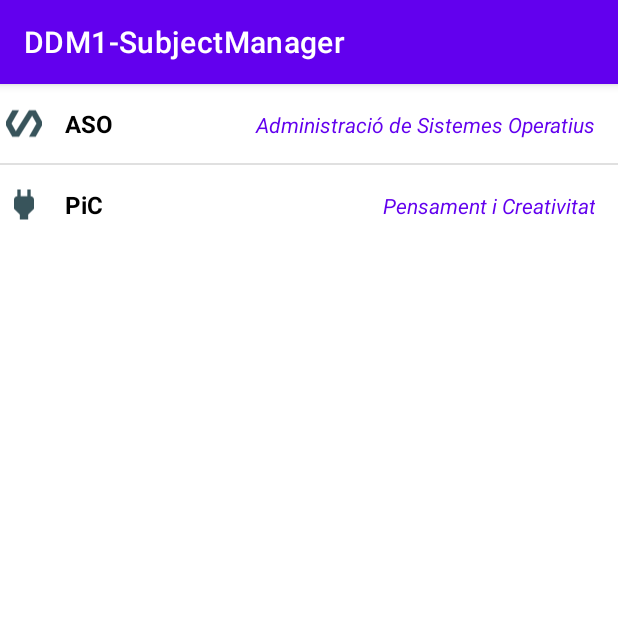
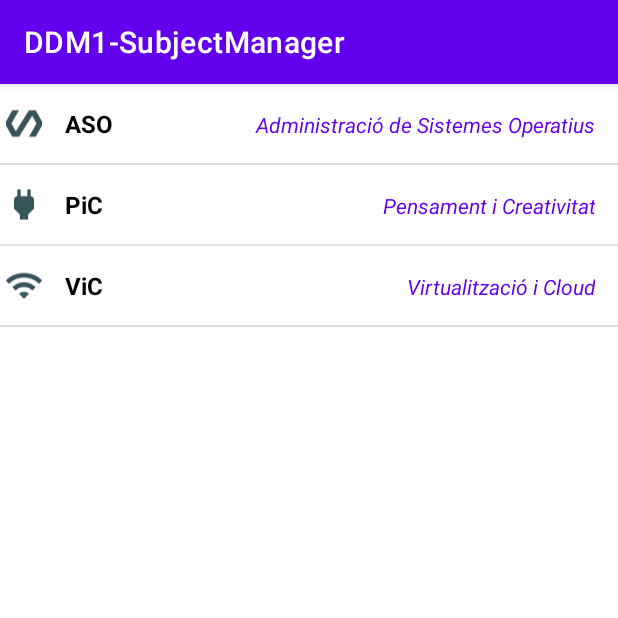
Before and after one commit to guillemmiro97/DDM1-SubjectManager, an Android app: the screen it shows after launch (MainActivity), on a phone screen of 412 x 824 dp, the top half of it. Run offline under Robolectric (Android 15) with nearby library versions, the phone set to English and light mode, and no system bars.

Commit message:
Added a new subject with logos. Added the last divider line for the ListView

```diff
--- a/app/src/main/java/com/example/ddm1_subjectmanager/MainActivity.java
+++ b/app/src/main/java/com/example/ddm1_subjectmanager/MainActivity.java
@@ -19,9 +19,10 @@ public class MainActivity extends AppCompatActivity {
 
         subjects.add(new Subject("ASO", R.drawable.asologo, "Administració de Sistemes Operatius"));
         subjects.add(new Subject("PiC", R.drawable.piclogo, "Pensament i Creativitat"));
+        subjects.add(new Subject("ViC", R.drawable.viclogo, "Virtualització i Cloud"));
 
-        String names[] = new String[subjects.size()];
-        String descriptions[] = new String[subjects.size()];
+        String[] names = new String[subjects.size()];
+        String[] descriptions = new String[subjects.size()];
         int[] logos = new int[subjects.size()];
 
         for (int i = 0; i < subjects.size(); i++) {
@@ -30,15 +31,9 @@ public class MainActivity extends AppCompatActivity {
             descriptions[i] = subjects.get(i).getDescription();
         }
 
-
-
         list = findViewById(R.id.listView);
 
         CustomAdapter ca = new CustomAdapter(getApplicationContext(),names,logos,descriptions);
         list.setAdapter(ca);
-
-
-
-
     }
 }
--- /dev/null
+++ b/app/src/main/res/drawable-anydpi/viclogo.xml
@@ -0,0 +1,16 @@
+<vector xmlns:android="http://schemas.android.com/apk/res/android"
+    android:width="24dp"
+    android:height="24dp"
+    android:viewportWidth="24"
+    android:viewportHeight="24"
+    android:tint="#062932"
+    android:alpha="0.8">
+  <group android:scaleX="1.1111112"
+      android:scaleY="1.1111112"
+      android:translateX="-1.3333334"
+      android:translateY="-1.3333334">
+    <path
+        android:fillColor="@android:color/white"
+        android:pathData="M1,9l2,2c4.97,-4.97 13.03,-4.97 18,0l2,-2C16.93,2.93 7.08,2.93 1,9zM9,17l3,3 3,-3c-1.65,-1.66 -4.34,-1.66 -6,0zM5,13l2,2c2.76,-2.76 7.24,-2.76 10,0l2,-2C15.14,9.14 8.87,9.14 5,13z"/>
+  </group>
+</vector>
--- a/app/src/main/res/layout/activity_main.xml
+++ b/app/src/main/res/layout/activity_main.xml
@@ -7,6 +7,6 @@
     <ListView
         android:id="@+id/listView"
         android:layout_width="fill_parent"
-        android:layout_height="wrap_content">
+        android:layout_height="match_parent">
     </ListView>
 </LinearLayout>
```
Also changed, not shown: app/src/main/res/drawable-hdpi/viclogo.png (added), app/src/main/res/drawable-mdpi/viclogo.png (added), app/src/main/res/drawable-xhdpi/viclogo.png (added), app/src/main/res/drawable-xxhdpi/viclogo.png (added).
